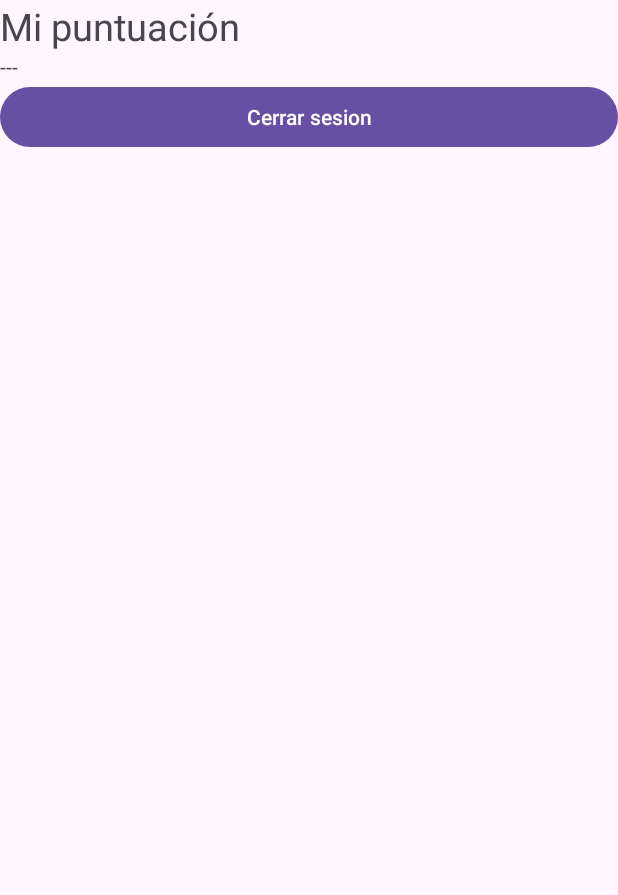
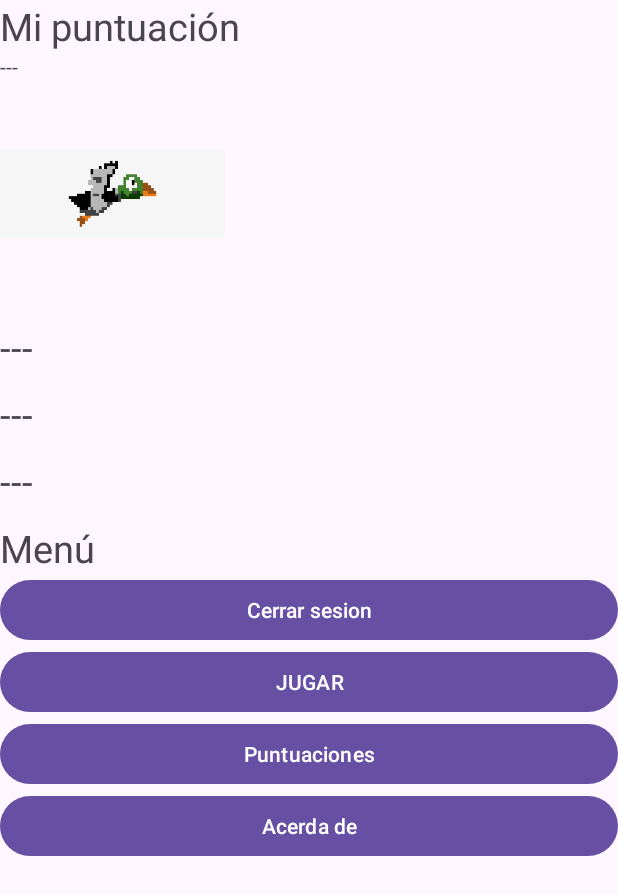
Before and after one commit to majodr13/MAHUNT, an Android app: the screen it shows after launch once a user with an empty profile is signed in (Menu), on a phone screen of 412 x 824 dp. Shown: the top 895 px of the screen. Run offline under Robolectric (Android 15) with nearby library versions, the phone set to English and light mode, and no system bars; our stand-ins replace Firebase (no records; nobody signed in at launch, a user with empty details on screens opened directly); 1 statement that could not run was skipped.

Commit message:
Cambios al menú principal (video 7 min 11:21)

```diff
--- a/app/src/main/res/layout/activity_menu.xml
+++ b/app/src/main/res/layout/activity_menu.xml
@@ -22,25 +22,99 @@
         </TextView>
 
         <TextView
-            android:id="@+id/Zombies"
+            android:id="@+id/Patos"
             android:text="@string/Patos"
             android:layout_gravity="center"
             android:layout_width="match_parent"
             android:layout_height="wrap_content">
         </TextView>
 
-        <ImageView
+        <!--IMAGEN-->
+        <androidx.appcompat.widget.AppCompatImageView
+            android:id="@+id/imagen"
+            android:src="@drawable/patos"
+            android:layout_width="150dp"
+            android:layout_height="150dp">
+
+        </androidx.appcompat.widget.AppCompatImageView>
+
+        <!--UID-->
+        <TextView
+            android:id="@+id/uid"
+            android:text="@string/uid"
+            android:layout_gravity="center"
+            android:layout_marginTop="10dp"
+            android:textSize="25sp"
             android:layout_width="match_parent"
             android:layout_height="wrap_content">
 
-        </ImageView>
+        </TextView>
 
+        <!--CORREO-->
+        <TextView
+            android:id="@+id/correo"
+            android:text="@string/correo"
+            android:layout_gravity="center"
+            android:layout_marginTop="10dp"
+            android:textSize="25sp"
+            android:layout_width="match_parent"
+            android:layout_height="wrap_content">
+
+        </TextView>
+
+        <!--NOMBRE-->
+        <TextView
+            android:id="@+id/nombre"
+            android:text="@string/nombre"
+            android:layout_gravity="center"
+            android:layout_marginTop="10dp"
+            android:textSize="25sp"
+            android:layout_width="match_parent"
+            android:layout_height="wrap_content">
+
+        </TextView>
+
+        <!--TXT-->
+        <TextView
+            android:id="@+id/Menutxt"
+            android:text="@string/Menutxt"
+            android:layout_gravity="center"
+            android:layout_marginTop="10dp"
+            android:textSize="25sp"
+            android:layout_width="match_parent"
+            android:layout_height="wrap_content">
+        </TextView>
+
+        <!--BTN CERRAR SESIÓN-->
         <Button
             android:id="@+id/CerrarSesion"
             android:text="@string/CerrarSesion"
             android:layout_width="match_parent"
             android:layout_height="wrap_content">
+        </Button>
 
+        <!--BTN JUGAR-->
+        <Button
+            android:id="@+id/JugarBtn"
+            android:text="@string/JugarBtn"
+            android:layout_width="match_parent"
+            android:layout_height="wrap_content">
+        </Button>
+
+        <!--BTN PUNTUACIONES-->
+        <Button
+            android:id="@+id/PuntuacionesBtn"
+            android:text="@string/PuntuacionesBtn"
+            android:layout_width="match_parent"
+            android:layout_height="wrap_content">
+        </Button>
+
+        <!--BTN ACERCA DE-->
+        <Button
+            android:id="@+id/AcercaDeBtn"
+            android:text="@string/AcercaDeBtn"
+            android:layout_width="match_parent"
+            android:layout_height="wrap_content">
         </Button>
 
     </androidx.appcompat.widget.LinearLayoutCompat>
```
Also changed, not shown: app/src/main/res/drawable/patos.png (added).
